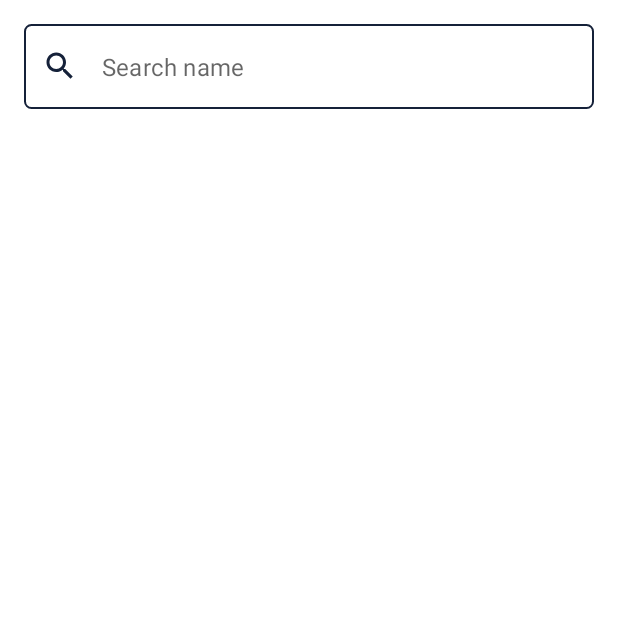
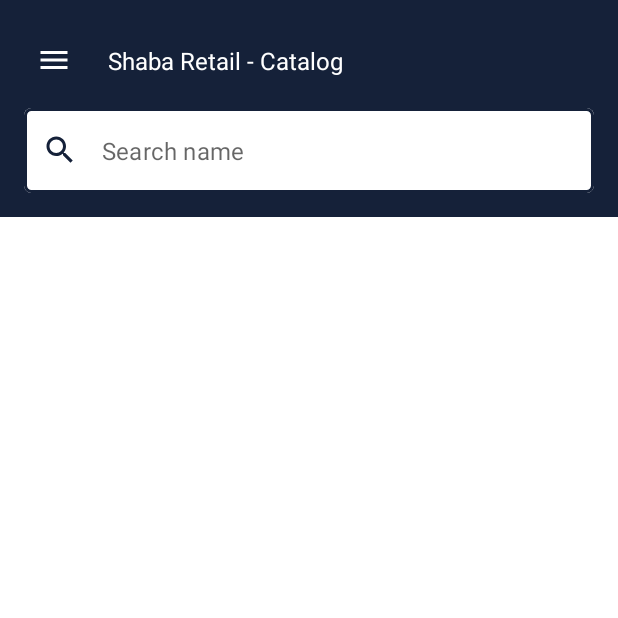
Before and after one commit to jSangKibet/ShabaRetailerApp, an Android app: the screen it shows after launch once a user with an empty profile is signed in (CatalogActivity), on a phone screen of 412 x 824 dp, the top half of it. Run offline under Robolectric (Android 15) with nearby library versions, the phone set to English and light mode, and no system bars; our stand-ins replace Firebase (no records; nobody signed in at launch, a user with empty details on screens opened directly); 5 statements that could not run were skipped.

Commit message:
Catalog: added a header with a title and menu button

```diff
--- a/app/src/main/java/com/acework/shabaretailer/catalog/CatalogFragment.java
+++ b/app/src/main/java/com/acework/shabaretailer/catalog/CatalogFragment.java
@@ -7,6 +7,7 @@ import android.view.LayoutInflater;
 import android.view.View;
 import android.view.ViewGroup;
 import android.widget.TextView;
+import android.widget.Toast;
 
 import androidx.annotation.NonNull;
 import androidx.annotation.Nullable;
@@ -31,7 +32,7 @@ public class CatalogFragment extends Fragment {
     private ItemAdapter adapter;
     private ConstraintLayout summary;
     private TextView numOfItems, totalQuantity, total;
-    private MaterialButton complete;
+    private MaterialButton complete, menuBtn;
     private RecyclerView itemList;
 
     @Override
@@ -56,7 +57,7 @@ public class CatalogFragment extends Fragment {
             adapter.setItems(itemsInCart);
             computeTotals(itemsInCart);
         });
-        complete.setOnClickListener(v -> toCart());
+        setListeners();
     }
 
     private void bindViews(View view) {
@@ -67,12 +68,18 @@ public class CatalogFragment extends Fragment {
         totalQuantity = view.findViewById(R.id.total_quantity);
         total = view.findViewById(R.id.total);
         complete = view.findViewById(R.id.complete_order);
+        menuBtn = view.findViewById(R.id.menu_button);
     }
 
     private void initializeList() {
         itemList.setLayoutManager(new GridLayoutManager(requireContext(), 2));
         adapter = new ItemAdapter(requireContext(), this::itemSelected);
         itemList.setAdapter(adapter);
+    }
+
+    private void setListeners() {
+        complete.setOnClickListener(v -> toCart());
+        menuBtn.setOnClickListener(v -> Toast.makeText(requireContext(), "Menu!", Toast.LENGTH_SHORT).show());
     }
 
     private void itemSelected(Item item) {
--- /dev/null
+++ b/app/src/main/res/drawable/menu_24.xml
@@ -0,0 +1,5 @@
+<vector android:height="24dp" android:tint="#000000"
+    android:viewportHeight="24" android:viewportWidth="24"
+    android:width="24dp" xmlns:android="http://schemas.android.com/apk/res/android">
+    <path android:fillColor="@android:color/white" android:pathData="M3,18h18v-2L3,16v2zM3,13h18v-2L3,11v2zM3,6v2h18L21,6L3,6z"/>
+</vector>
--- a/app/src/main/res/layout/fragment_catalog.xml
+++ b/app/src/main/res/layout/fragment_catalog.xml
@@ -11,16 +11,41 @@
         android:id="@+id/header_layout"
         android:layout_width="match_parent"
         android:layout_height="wrap_content"
+        android:background="?attr/colorPrimary"
         android:padding="16dp"
         app:layout_constraintTop_toTopOf="parent">
+
+        <com.google.android.material.button.MaterialButton
+            android:id="@+id/menu_button"
+            style="@style/Widget.MaterialComponents.Button.TextButton"
+            android:layout_width="wrap_content"
+            android:layout_height="wrap_content"
+            android:minWidth="0dp"
+            app:icon="@drawable/menu_24"
+            app:iconPadding="0dp"
+            app:iconTint="?attr/colorOnPrimary"
+            app:layout_constraintStart_toStartOf="parent"
+            app:layout_constraintTop_toTopOf="parent" />
+
+        <TextView
+            android:layout_width="wrap_content"
+            android:layout_height="wrap_content"
+            android:layout_marginStart="16dp"
+            android:text="@string/shaba_retail_catalog"
+            android:textColor="?attr/colorOnPrimary"
+            android:textSize="16sp"
+            app:layout_constraintBottom_toBottomOf="@id/menu_button"
+            app:layout_constraintStart_toEndOf="@id/menu_button"
+            app:layout_constraintTop_toTopOf="@id/menu_button" />
 
         <com.google.android.material.textfield.TextInputLayout
             android:id="@+id/search"
             style="@style/SearchBox"
             android:layout_width="match_parent"
             android:layout_height="wrap_content"
+            android:layout_marginTop="8dp"
             app:endIconMode="clear_text"
-            app:layout_constraintTop_toTopOf="parent">
+            app:layout_constraintTop_toBottomOf="@id/menu_button">
 
             <com.google.android.material.textfield.TextInputEditText
                 android:id="@+id/search_field"
--- a/app/src/main/res/values-night/themes.xml
+++ b/app/src/main/res/values-night/themes.xml
@@ -19,11 +19,8 @@
         <item name="boxBackgroundColor">?attr/colorOnPrimary</item>
         <item name="boxCornerRadiusBottomEnd">5dp</item>
         <item name="boxCornerRadiusBottomStart">5dp</item>
-        <item name="boxStrokeColor">?attr/colorPrimary</item>
         <item name="boxCornerRadiusTopEnd">5dp</item>
         <item name="boxCornerRadiusTopStart">5dp</item>
-        <item name="boxStrokeWidth">1dp</item>
-        <item name="boxStrokeWidthFocused">1dp</item>
         <item name="hintEnabled">false</item>
         <item name="startIconDrawable">@drawable/search_24</item>
         <item name="startIconTint">?attr/colorPrimary</item>
--- a/app/src/main/res/values/strings.xml
+++ b/app/src/main/res/values/strings.xml
@@ -62,5 +62,6 @@
     <string name="recipient_information">Recipient information</string>
     <string name="accepted_tc_order">I have read and accepted the terms and conditions of making an order</string>
     <string name="kes">KES %,d</string>
+    <string name="shaba_retail_catalog">Shaba Retail - Catalog</string>
 
 </resources>
--- a/app/src/main/res/values/themes.xml
+++ b/app/src/main/res/values/themes.xml
@@ -21,9 +21,6 @@
         <item name="boxCornerRadiusBottomStart">5dp</item>
         <item name="boxCornerRadiusTopEnd">5dp</item>
         <item name="boxCornerRadiusTopStart">5dp</item>
-        <item name="boxStrokeWidth">1dp</item>
-        <item name="boxStrokeWidthFocused">1dp</item>
-        <item name="boxStrokeColor">?attr/colorPrimary</item>
         <item name="hintEnabled">false</item>
         <item name="startIconDrawable">@drawable/search_24</item>
         <item name="startIconTint">?attr/colorPrimary</item>
```
